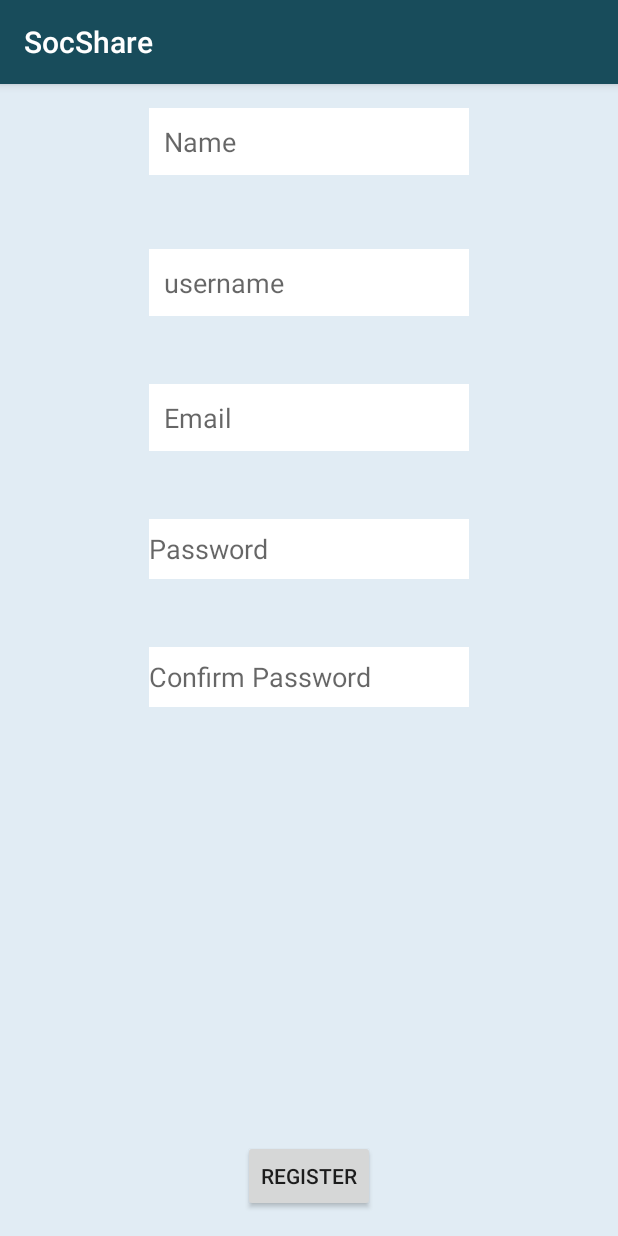
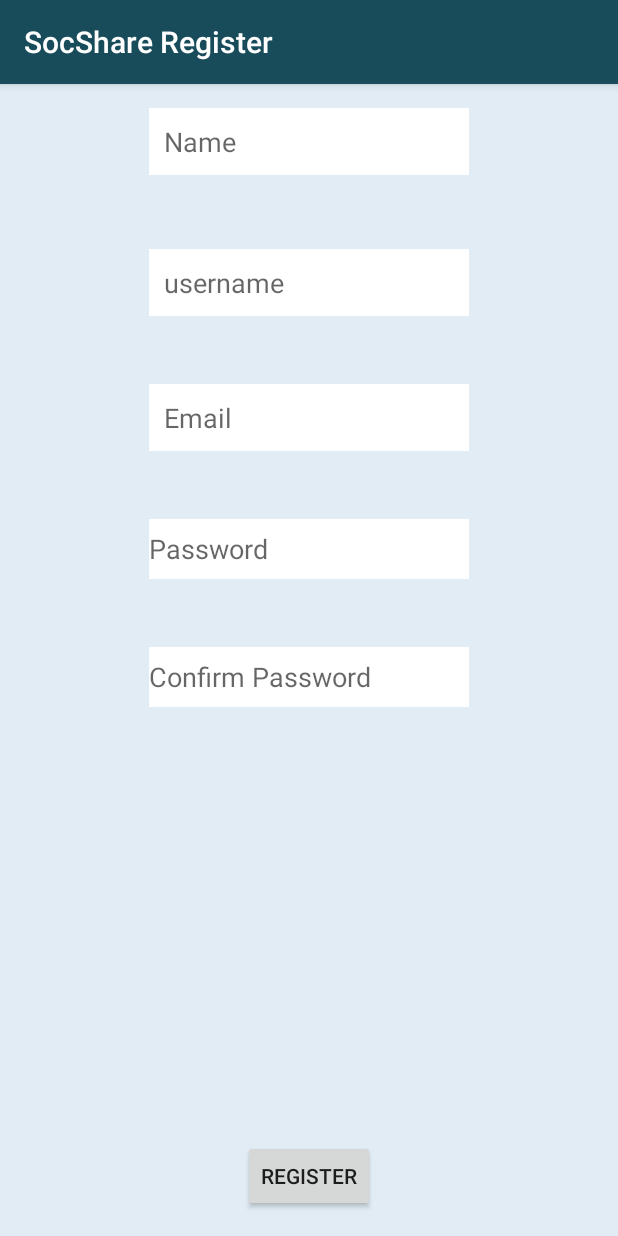
Before and after one commit to nuhmanp/SocShare, an Android app: the screen it shows after launch (RegisterActivity), after a tap on "Register", on a phone screen of 412 x 824 dp. Run offline under Robolectric (Android 15) with nearby library versions, the phone set to English and light mode, and no system bars.

Commit message:
last one
last one

```diff
--- a/app/build.gradle
+++ b/app/build.gradle
@@ -24,3 +24,4 @@ dependencies {
     testCompile 'junit:junit:4.12'
     compile 'com.android.support:appcompat-v7:23.4.0'
 }
+apply plugin: 'com.google.gms.google-services'
--- a/app/src/main/AndroidManifest.xml
+++ b/app/src/main/AndroidManifest.xml
@@ -1,6 +1,7 @@
 <?xml version="1.0" encoding="utf-8"?>
 <manifest xmlns:android="http://schemas.android.com/apk/res/android"
     package="com.example.nparamban2595.socshare">
+    <uses-permission android:name="android.permission.INTERNET" />
 
     <application
         android:allowBackup="true"
--- a/app/src/main/java/com/example/nparamban2595/socshare/MainActivity.java
+++ b/app/src/main/java/com/example/nparamban2595/socshare/MainActivity.java
@@ -11,10 +11,10 @@ public class MainActivity extends AppCompatActivity {
     protected void onCreate(Bundle savedInstanceState) {
         super.onCreate(savedInstanceState);
         setContentView(R.layout.activity_main);
+        setTitle("SocShare Login");
     }
     public void callRegister(View view){
         Intent intent = new Intent(this, RegisterActivity.class);
         startActivity(intent);
-        finish();
     }
 }
--- a/app/src/main/java/com/example/nparamban2595/socshare/RegisterActivity.java
+++ b/app/src/main/java/com/example/nparamban2595/socshare/RegisterActivity.java
@@ -11,6 +11,7 @@ public class RegisterActivity extends AppCompatActivity {
     protected void onCreate(Bundle savedInstanceState) {
         super.onCreate(savedInstanceState);
         setContentView(R.layout.activity_register);
+        setTitle("SocShare Register");
         final EditText et = (EditText)findViewById(R.id.editText);
         et.setOnFocusChangeListener(new View.OnFocusChangeListener()
         {
--- a/build.gradle
+++ b/build.gradle
@@ -6,6 +6,7 @@ buildscript {
     }
     dependencies {
         classpath 'com.android.tools.build:gradle:2.1.0'
+        classpath 'com.google.gms:google-services:3.0.0'
 
         // NOTE: Do not place your application dependencies here; they belong
         // in the individual module build.gradle files
```
Also changed, not shown: 2 other files.
